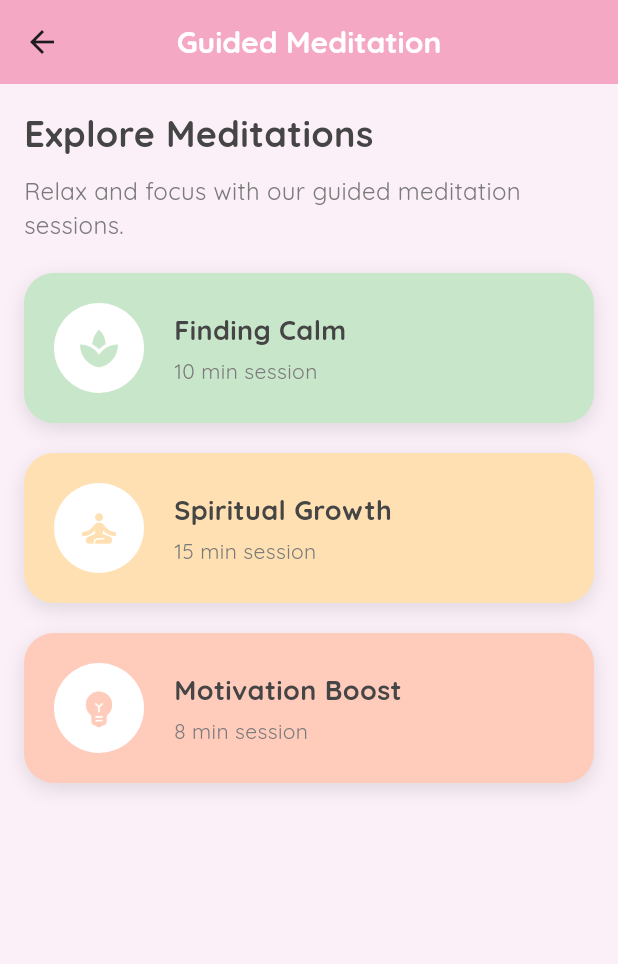
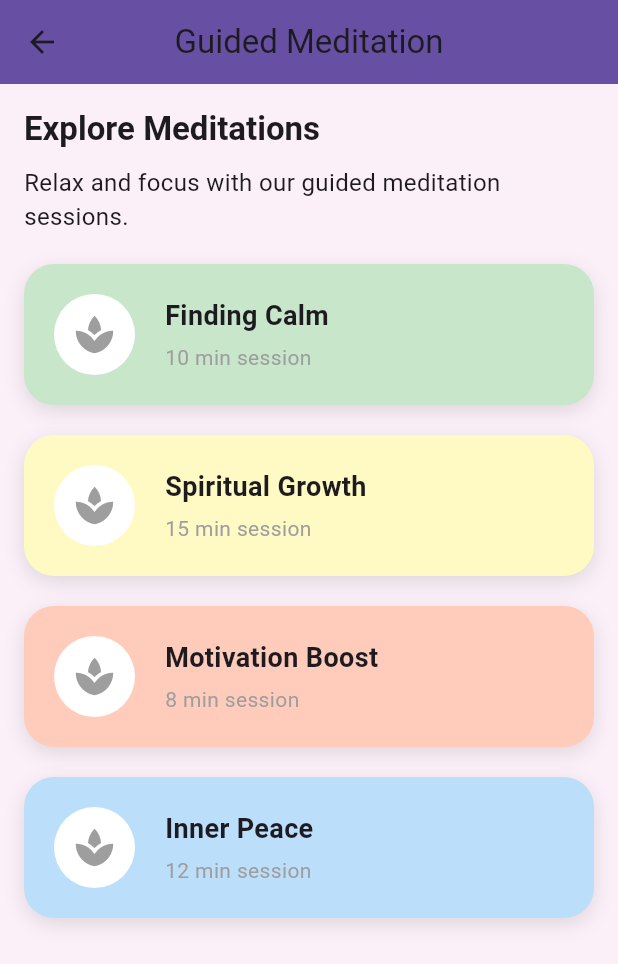
Before and after one commit to Halan-Hunar/mobile, a Flutter app: the GuidedMeditationScreen screen opened directly, on a phone screen of 412 x 824 dp. Shown: the top 964 px of the screen. Run offline on Flutter 3.47's test engine with Material 3 defaults, Android fonts, the phone set to English and light mode, and no system bars; our stand-ins replace flutter_secure_storage; missing offline and left inert: flutter_windowmanager; accounts and stored records are empty.

Commit message:
finishing touches post sprint 2

```diff
--- a/lib/components/my_button.dart
+++ b/lib/components/my_button.dart
@@ -13,7 +13,7 @@ class MyButton extends StatelessWidget {
         padding: const EdgeInsets.all(25),
         margin: const EdgeInsets.symmetric(horizontal: 25),
         decoration: BoxDecoration(
-          color: Colors.blue,
+          color: const Color.fromARGB(255, 234, 99, 62),
           borderRadius: BorderRadius.circular(8),
         ),
         child: const Center(
--- a/lib/pages/accessibility_settings.dart
+++ b/lib/pages/accessibility_settings.dart
@@ -2,20 +2,15 @@ import 'package:flutter/material.dart';
 
 class AccessibilitySettings extends ChangeNotifier {
   double _fontSize = 16.0;
-  bool _highContrast = false;
   bool _darkMode = false;
+  bool _highContrast = false; // Add this property
 
   double get fontSize => _fontSize;
-  bool get highContrast => _highContrast;
   bool get darkMode => _darkMode;
+  bool get highContrast => _highContrast; // Add this getter
 
   void setFontSize(double value) {
     _fontSize = value;
-    notifyListeners();
-  }
-
-  void toggleHighContrast(bool value) {
-    _highContrast = value;
     notifyListeners();
   }
 
@@ -23,4 +18,9 @@ class AccessibilitySettings extends ChangeNotifier {
     _darkMode = value;
     notifyListeners();
   }
+
+  void toggleHighContrast(bool value) { // Add this method
+    _highContrast = value;
+    notifyListeners();
+  }
 }
--- a/lib/pages/daily_journal.dart
+++ b/lib/pages/daily_journal.dart
@@ -102,7 +102,7 @@ class _DailyJournalPageState extends State<DailyJournalPage> {
       appBar: AppBar(
         title: const Text('Daily Journal'),
         centerTitle: true,
-        backgroundColor: Colors.blueAccent,
+        backgroundColor: const Color(0xFFC8E6C9),
       ),
       body: Padding(
         padding: const EdgeInsets.all(16.0),
@@ -156,7 +156,7 @@ class _DailyJournalPageState extends State<DailyJournalPage> {
       ),
       floatingActionButton: FloatingActionButton(
         onPressed: _showAddJournalDialog,
-        backgroundColor: Colors.blueAccent,
+        backgroundColor: const Color(0xFFC8E6C9),
         child: const Icon(Icons.add),
       ),
     );
--- a/lib/pages/settings.dart
+++ b/lib/pages/settings.dart
@@ -3,7 +3,7 @@ import 'package:provider/provider.dart';
 import 'accessibility_settings.dart';
 
 class AccessibilitySettingsPage extends StatefulWidget {
-  const AccessibilitySettingsPage({Key? key}) : super(key: key);
+  const AccessibilitySettingsPage({super.key});
 
   @override
   _AccessibilitySettingsPageState createState() => _AccessibilitySettingsPageState();
--- a/lib/screens/guided_meditation_screen.dart
+++ b/lib/screens/guided_meditation_screen.dart
@@ -5,44 +5,29 @@ class GuidedMeditationScreen extends StatelessWidget {
 
   @override
   Widget build(BuildContext context) {
+    final theme = Theme.of(context);
+
     return Scaffold(
-      backgroundColor: const Color(0xFFFBEFF8), // Pastel background
       appBar: AppBar(
-        backgroundColor: const Color(0xFFF5A8C4), // Pastel pink
-        title: const Text(
-          'Guided Meditation',
-          style: TextStyle(
-            fontFamily: 'Quicksand',
-            fontWeight: FontWeight.bold,
-            fontSize: 20,
-            color: Colors.white,
-          ),
-        ),
+        backgroundColor: theme.appBarTheme.backgroundColor ?? theme.primaryColor,
+        title: const Text('Guided Meditation'),
         centerTitle: true,
-        elevation: 0,
       ),
       body: Padding(
         padding: const EdgeInsets.all(16.0),
         child: Column(
           crossAxisAlignment: CrossAxisAlignment.start,
           children: [
-            const Text(
+            Text(
               'Explore Meditations',
-              style: TextStyle(
-                fontFamily: 'Quicksand',
+              style: theme.textTheme.titleLarge?.copyWith(
                 fontWeight: FontWeight.bold,
-                fontSize: 24,
-                color: Color(0xFF454545),
               ),
             ),
             const SizedBox(height: 10),
-            const Text(
+            Text(
               'Relax and focus with our guided meditation sessions.',
-              style: TextStyle(
-                fontFamily: 'Quicksand',
-                fontSize: 16,
-                color: Color(0xFF7A7A7A),
-              ),
+              style: theme.textTheme.bodyMedium,
             ),
             const SizedBox(height: 20),
             Expanded(
@@ -52,30 +37,24 @@ class GuidedMeditationScreen extends StatelessWidget {
                     title: 'Finding Calm',
                     subtitle: '10 min session',
                     color: const Color(0xFFC8E6C9), // Pastel green
-                    icon: Icons.spa,
-                    onTap: () {
-                      // Action for Finding Calm
-                    },
                   ),
                   const SizedBox(height: 20),
                   _buildMeditationCard(
                     title: 'Spiritual Growth',
                     subtitle: '15 min session',
-                    color: const Color(0xFFFFE0B2), // Pastel yellow
-                    icon: Icons.self_improvement,
-                    onTap: () {
-                      // Action for Spiritual Growth
-                    },
+                    color: const Color(0xFFFFF9C4), // Pastel yellow
                   ),
                   const SizedBox(height: 20),
                   _buildMeditationCard(
                     title: 'Motivation Boost',
                     subtitle: '8 min session',
-                    color: const Color(0xFFFFCCBC), // Pastel orange
-                    icon: Icons.emoji_objects,
-                    onTap: () {
-                      // Action for Motivation Boost
-                    },
+                    color: const Color(0xFFFFCCBC), // Pastel peach
+                  ),
+                  const SizedBox(height: 20),
+                  _buildMeditationCard(
+                    title: 'Inner Peace',
+                    subtitle: '12 min session',
+                    color: const Color(0xFFBBDEFB), // Pastel blue
                   ),
                 ],
               ),
@@ -90,12 +69,8 @@ class GuidedMeditationScreen extends StatelessWidget {
     required String title,
     required String subtitle,
     required Color color,
-    required IconData icon,
-    required VoidCallback onTap,
   }) {
-    return GestureDetector(
-      onTap: onTap,
-      child: Container(
+    return Container(
       padding: const EdgeInsets.all(20),
       decoration: BoxDecoration(
         color: color,
@@ -111,12 +86,12 @@ class GuidedMeditationScreen extends StatelessWidget {
       child: Row(
         children: [
           Container(
-              padding: const EdgeInsets.all(15),
+            padding: const EdgeInsets.all(12),
             decoration: BoxDecoration(
               color: Colors.white,
               shape: BoxShape.circle,
             ),
-              child: Icon(icon, size: 30, color: color),
+            child: const Icon(Icons.spa, size: 30, color: Colors.grey),
           ),
           const SizedBox(width: 20),
           Expanded(
@@ -126,19 +101,16 @@ class GuidedMeditationScreen extends StatelessWidget {
                 Text(
                   title,
                   style: const TextStyle(
-                      fontFamily: 'Quicksand',
                     fontWeight: FontWeight.bold,
                     fontSize: 18,
-                      color: Color(0xFF454545),
                   ),
                 ),
                 const SizedBox(height: 5),
                 Text(
                   subtitle,
                   style: const TextStyle(
-                      fontFamily: 'Quicksand',
                     fontSize: 14,
-                      color: Color(0xFF7A7A7A),
+                    color: Colors.grey,
                   ),
                 ),
               ],
@@ -146,7 +118,6 @@ class GuidedMeditationScreen extends StatelessWidget {
           ),
         ],
       ),
-      ),
     );
   }
 }
--- a/lib/screens/home_page.dart
+++ b/lib/screens/home_page.dart
@@ -33,9 +33,9 @@ class _HomePageState extends State<HomePage> {
   @override
   Widget build(BuildContext context) {
     return Scaffold(
-      backgroundColor: const Color(0xFFFBEFF8), // Pastel background
+      backgroundColor: const Color.fromARGB(255, 235, 196, 185), // Pastel background
       appBar: AppBar(
-        backgroundColor: const Color(0xFFF5A8C4), // Pastel pink
+        backgroundColor: const Color.fromARGB(255, 239, 134, 105), // Pastel pink
         title: const Text(
           'Welcome to CalmSpace',
           style: TextStyle(
@@ -208,7 +208,7 @@ class HomeScreen extends StatelessWidget {
           children: [
             Container(
               padding: const EdgeInsets.all(15),
-              decoration: BoxDecoration(
+              decoration: const BoxDecoration(
                 color: Colors.white,
                 shape: BoxShape.circle,
               ),
--- a/lib/screens/sensitive_screen.dart
+++ b/lib/screens/sensitive_screen.dart
@@ -2,7 +2,7 @@ import 'package:flutter/material.dart';
 import 'package:flutter_windowmanager/flutter_windowmanager.dart';
 
 class SensitiveScreen extends StatefulWidget {
-  const SensitiveScreen({Key? key}) : super(key: key);
+  const SensitiveScreen({super.key});
 
   @override
   _SensitiveScreenState createState() => _SensitiveScreenState();
```
Also changed, not shown: lib/main.dart (+6 -3 lines), lib/pages/login_page.dart (+9 -9 lines), lib/pages/signup_page.dart (+4 -4 lines), lib/screens/TherapistConnectScreen.dart (+62 -45 lines), lib/screens/chat_screen.dart (+43 -55 lines), pubspec.yaml (+4 -26 lines). Lines whose indentation alone changed are shown as unchanged.
